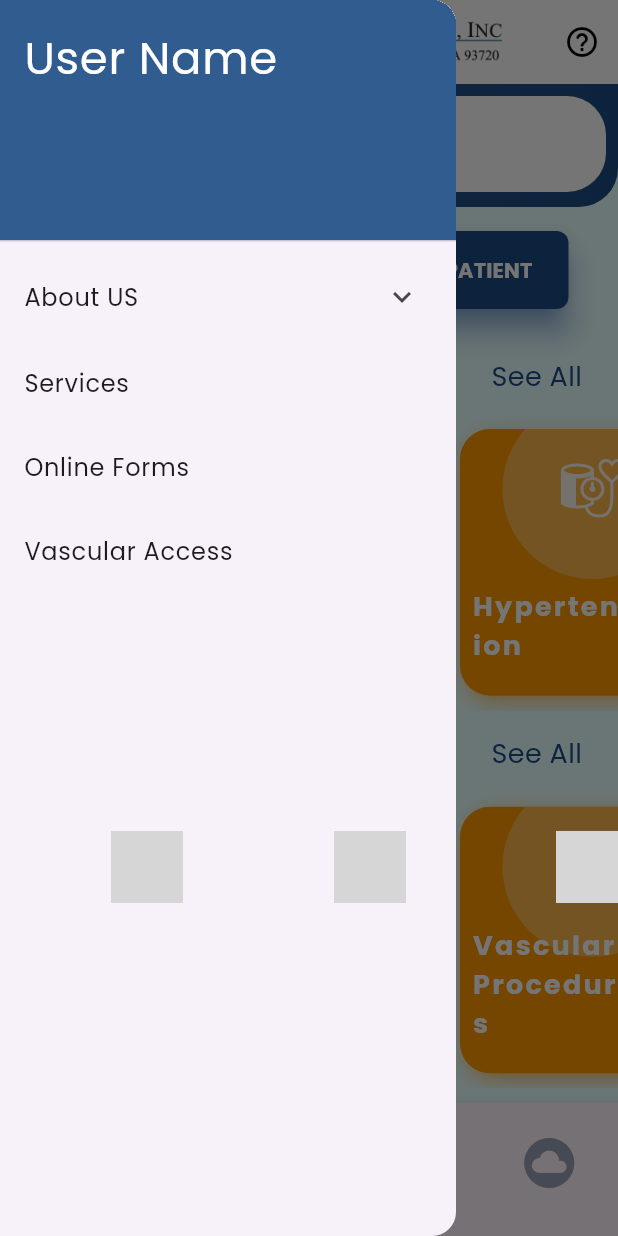
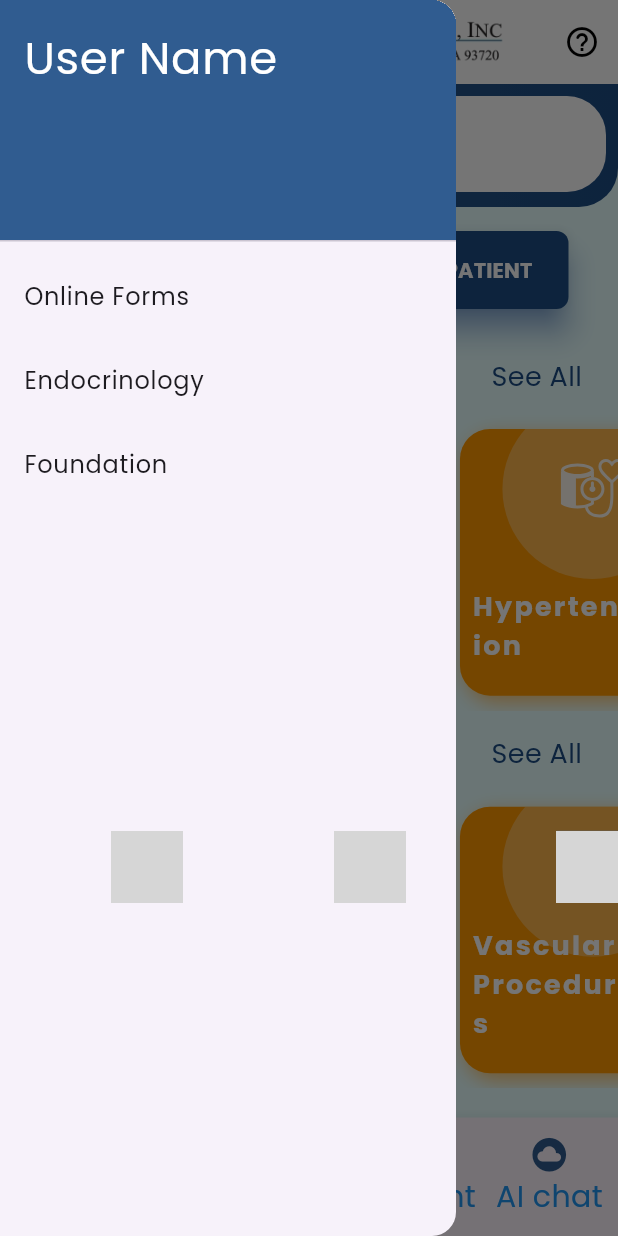
Before and after one commit to gouthamreddykallem/Nephrology_app, a Flutter app: the screen it shows after launch, with the side drawer open, on a phone screen of 412 x 824 dp. Run offline on Flutter 3.47's test engine with Material 3 defaults, Android fonts, the phone set to English and light mode, and no system bars; our stand-ins replace carousel_slider, flutter_map, flutter_svg, gradient_borders, latlong2; project files that could hold a hidden picture were left out; grey boxes are pictures that could not be loaded.

Commit message:
Bottom nav bar and drawer changes

```diff
--- a/lib/components/side_drawer.dart
+++ b/lib/components/side_drawer.dart
@@ -1,5 +1,6 @@
 import 'package:flutter/material.dart';
 import 'package:nephrology_app/shared/color.dart';
+import 'package:nephrology_app/utilities/utils.dart';
 
 class SideDrawer extends StatelessWidget {
   const SideDrawer({super.key});
@@ -15,19 +16,19 @@ class SideDrawer extends StatelessWidget {
             child: Text(
                 'User Name',
                 style: TextStyle(color: Colors.white, fontSize: 30))),
-        const ExpansionTile(
-          title: Text('About US'),
-          children: [Text("Who We Are"), Text("Providers"), Text('Administration')],
-          // onTap: () {
-          //   Navigator.pop(context);
-          // },
-        ),
-        ListTile(
-          title: const Text('Services'),
-          onTap: () {
-            Navigator.pop(context);
-          },
-        ),
+        // const ExpansionTile(
+        //   title: Text('About US'),
+        //   children: [Text("Who We Are"), Text("Providers"), Text('Administration')],
+        //   // onTap: () {
+        //   //   Navigator.pop(context);
+        //   // },
+        // ),
+        // ListTile(
+        //   title: const Text('Services'),
+        //   onTap: () {
+        //     Navigator.pop(context);
+        //   },
+        // ),
         ListTile(
           title: const Text('Online Forms'),
           onTap: () {
@@ -35,8 +36,16 @@ class SideDrawer extends StatelessWidget {
           },
         ),
         ListTile(
-          title: const Text('Vascular Access'),
+          title: const Text('Endocrinology'),
           onTap: () {
+            Utilities.urlLauncher(Uri.parse("https://tngendocrine.com"));
+            Navigator.pop(context);
+          },
+        ),
+        ListTile(
+          title: const Text('Foundation'),
+          onTap: () {
+            Utilities.urlLauncher(Uri.parse("http://www.fresnonephrologykidneyfoundation.org"));
             Navigator.pop(context);
           },
         ),
--- a/lib/pages/layout.dart
+++ b/lib/pages/layout.dart
@@ -79,12 +79,13 @@ class _LayOutState
       bottomNavigationBar: BottomNavigationBar(
 
         selectedFontSize: 20,
-        selectedIconTheme: const IconThemeData(color: primaryColorLight, size: 40),
+        selectedIconTheme: const IconThemeData(color: primaryColorLight, size: 30),
         selectedItemColor: Colors.blue,
         selectedLabelStyle: const TextStyle(fontWeight: FontWeight.bold),
+        showUnselectedLabels: true,
 
         unselectedFontSize: 20,
-        unselectedIconTheme: const IconThemeData(color: secondaryColor, size: 40),
+        unselectedIconTheme: const IconThemeData(color: primaryColorLight, size: 27),
         unselectedItemColor: Colors.blue,
         unselectedLabelStyle: const TextStyle(fontWeight: FontWeight.normal),
 
```
